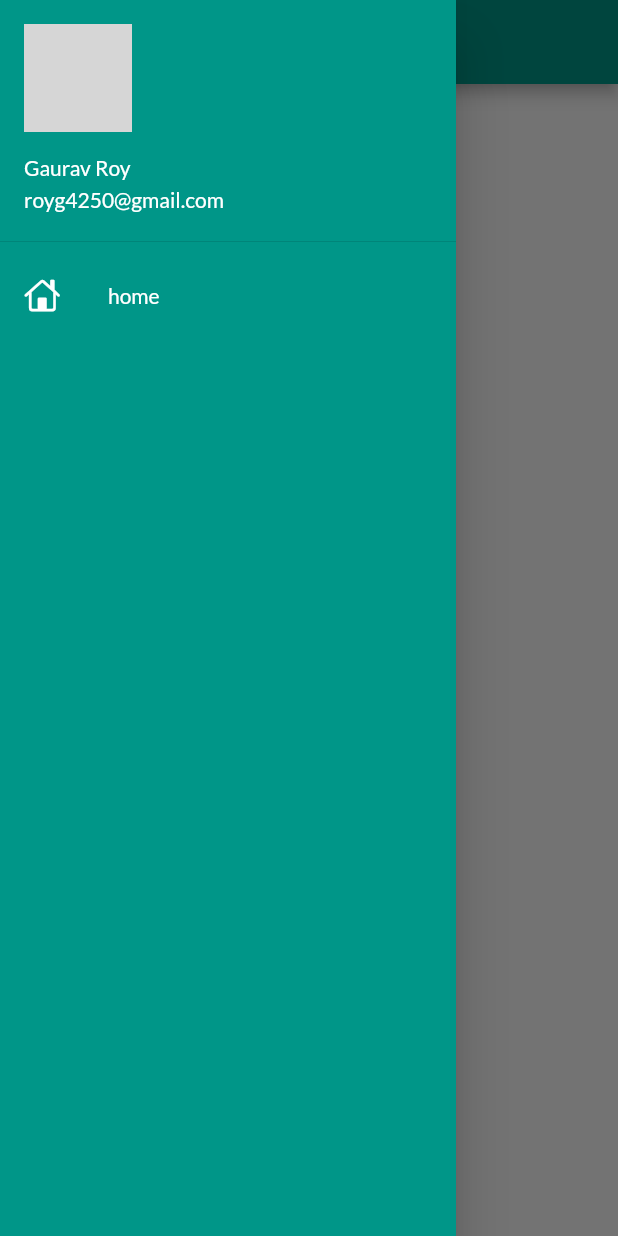
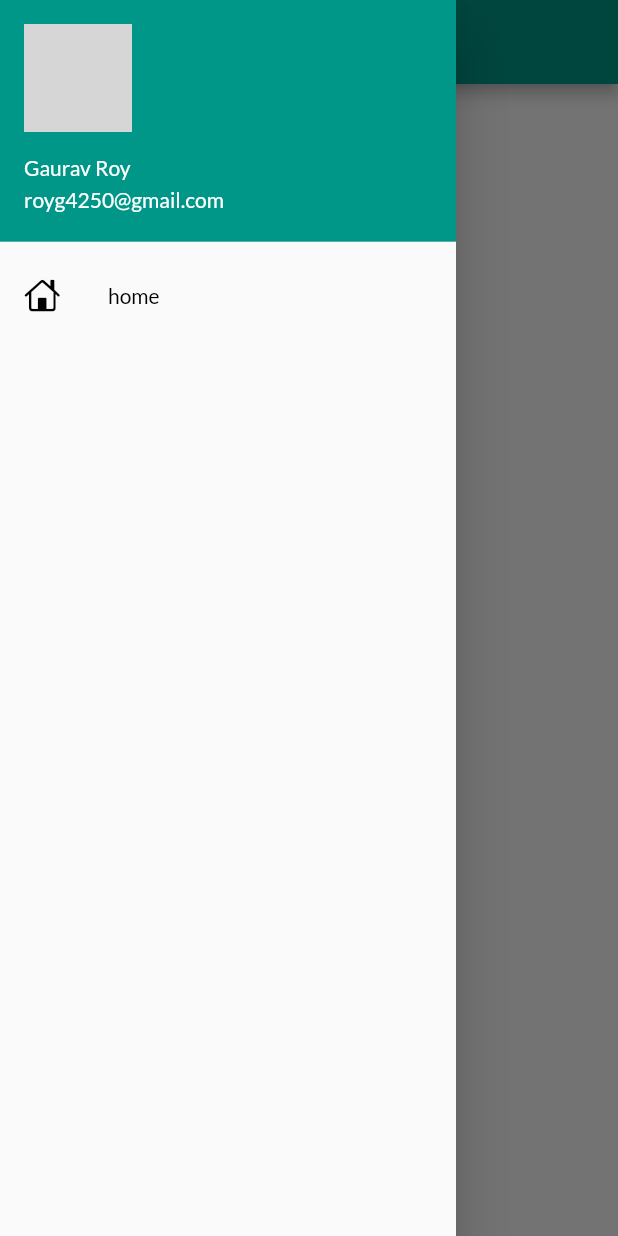
Before and after one commit to GauravRoy092/App-Dev, a Flutter app: the screen it shows after launch, with the side drawer open, on a phone screen of 412 x 824 dp. Run offline on Flutter 3.47's test engine with Material 2 defaults, Android fonts, the phone set to English and light mode, and no system bars; our stand-ins replace google_fonts, matcher; missing offline and left inert: dart:html; network calls fail; grey boxes are pictures that could not be loaded.

Commit message:
some home work

```diff
--- a/unicorn/lib/widgets/drawer.dart
+++ b/unicorn/lib/widgets/drawer.dart
@@ -12,10 +12,8 @@ class MyDrawer extends StatelessWidget {
   @override
   Widget build(BuildContext context) {
     const imageUrl =
-        "https://cdn3.iconfinder.com/data/icons/letters-and-numbers-1/32/letter_G_red-1024.png";
+        "https://encrypted-tbn0.gstatic.com/images?q=tbn:ANd9GcTc74JiqmZisnRE5wn_QTHll1zUakxhWVBkYQ&usqp=CAU";
     return Drawer(
-      child: Container(
-        color: Colors.teal,
       child: ListView(
         padding: EdgeInsets.zero,
         children: [
@@ -33,16 +31,15 @@ class MyDrawer extends StatelessWidget {
           ListTile(
             leading: Icon(
               CupertinoIcons.home,
-                color: Colors.white,
+              color: Colors.black,
             ),
             title: Text(
               "home",
-                style: TextStyle(color: Colors.white),
+              style: TextStyle(color: Colors.black),
             ),
           )
         ],
       ),
-      ),
     );
   }
 }
```
Lines whose indentation alone changed are shown as unchanged.
